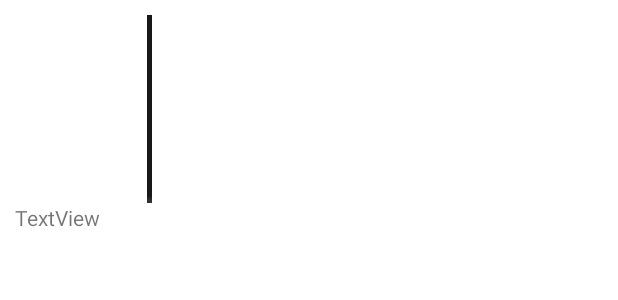
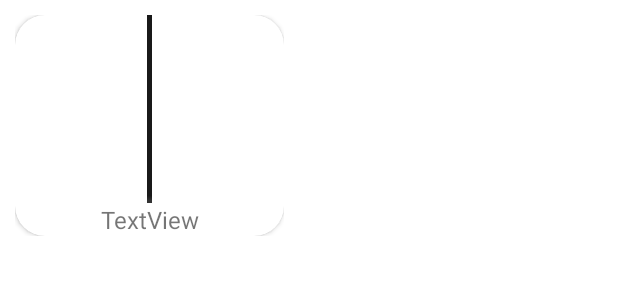
Before and after one commit to Zahrasaad44/FlickrBrowserApp, an Android app: the layout image_row.xml on its own in the app's theme, with its tools: preview values and no code run, on a phone screen of 412 x 824 dp. Shown: the top 300 px of the screen. Run offline under Robolectric (Android 15) with nearby library versions, the phone set to English and light mode, and no system bars.

Commit message:
UI Changes

```diff
--- a/app/src/main/res/layout/image_row.xml
+++ b/app/src/main/res/layout/image_row.xml
@@ -5,6 +5,17 @@
     android:layout_width="wrap_content"
     android:layout_height="wrap_content"
     android:layout_margin="10dp">
+
+    <androidx.cardview.widget.CardView
+        android:layout_width="match_parent"
+        android:layout_height="match_parent"
+        app:cardCornerRadius="20sp"
+        app:cardElevation="@dimen/cardview_default_elevation">
+
+        <LinearLayout
+            android:layout_width="match_parent"
+            android:layout_height="match_parent"
+            android:orientation="vertical">
 
             <ImageView
                 android:id="@+id/thumbnailIV"
@@ -16,5 +27,11 @@
                 android:id="@+id/imageTitle"
                 android:layout_width="179dp"
                 android:layout_height="wrap_content"
-        android:text="TextView" />
+                android:gravity="center"
+                android:text="TextView"
+                android:textSize="16sp" />
         </LinearLayout>
+
+    </androidx.cardview.widget.CardView>
+
+</LinearLayout>
```
Also changed, not shown: app/src/main/java/com/example/flickrbrowserapp/DetailedImage.kt (+13 -1 lines), app/src/main/java/com/example/flickrbrowserapp/ImageAdapter.kt (+12 -5 lines), app/src/main/java/com/example/flickrbrowserapp/MainActivity.kt (+23 -6 lines), app/src/main/res/drawable/custom_search_bar.xml (added, +11 -0 lines), app/src/main/res/layout/activity_detailed_image.xml (+33 -0 lines), app/src/main/res/layout/activity_main.xml (+10 -3 lines). Lines whose indentation alone changed are shown as unchanged.
